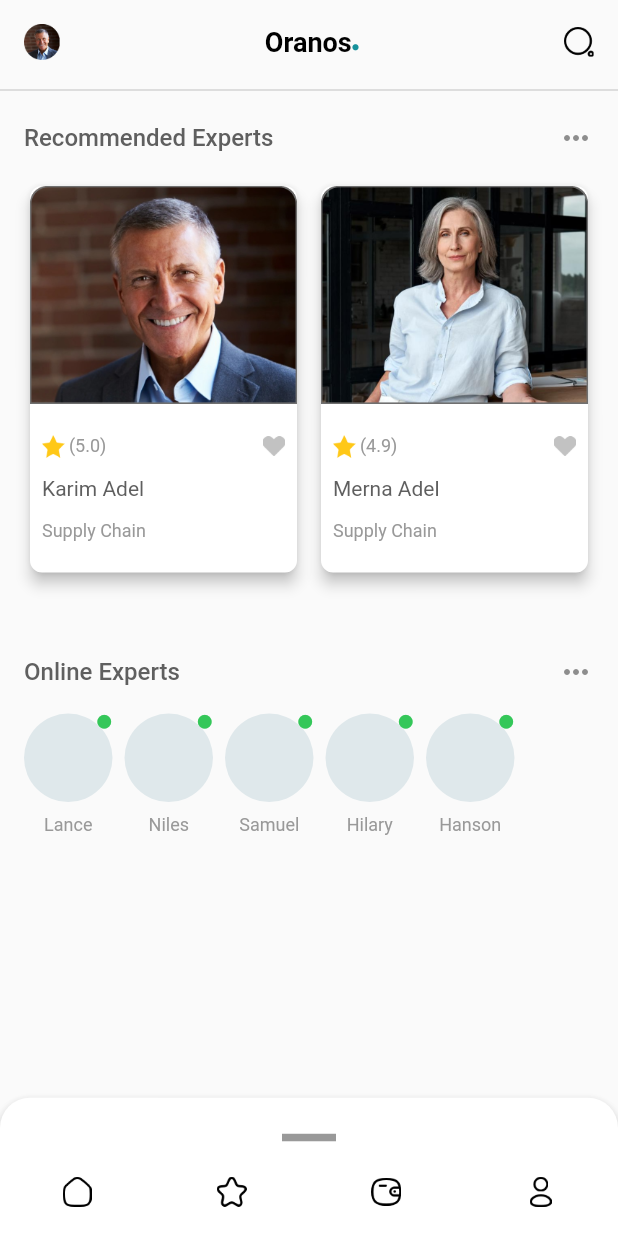
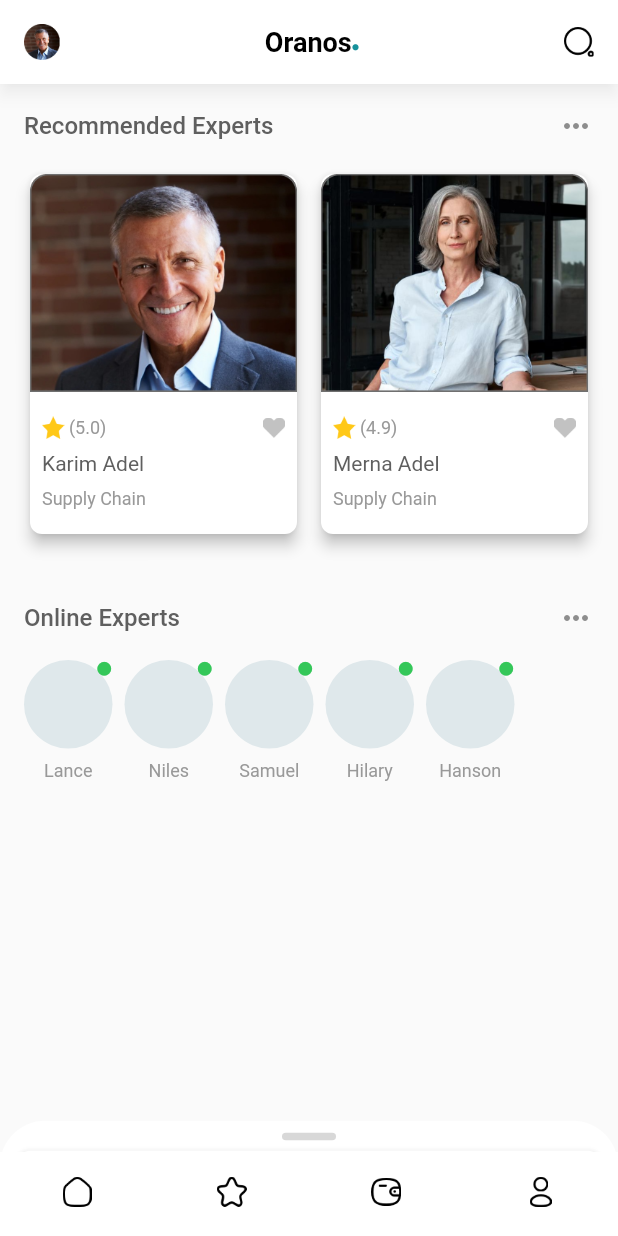
Before and after one commit to taha-elkholy/tatwar_test, a Flutter app: the HomeLayout screen opened by its route, on a phone screen of 412 x 824 dp. Run offline on Flutter 3.47's test engine with Material 2 defaults, Android fonts, the phone set to English and light mode, and no system bars; drawn by our look-alikes of persistent_bottom_nav_bar_v2.

Commit message:
enhancement of code

```diff
--- a/lib/presentation/pages/chat_page.dart
+++ b/lib/presentation/pages/chat/chat_page.dart
@@ -1,6 +1,6 @@
 import 'package:flutter/material.dart';
 import 'package:tatware_test/presentation/widgets/app_divider.dart';
-import 'package:tatware_test/presentation/widgets/chat_item.dart';
+import 'package:tatware_test/presentation/pages/chat/widgets/chat_item.dart';
 import 'package:tatware_test/utilities/app_colors.dart';
 import 'package:tatware_test/utilities/app_sizes.dart';
 import 'package:tatware_test/utilities/app_strings.dart';
@@ -28,9 +28,7 @@ class ChatPage extends StatelessWidget {
                       ),
                   itemCount: AppStrings.messages.length),
             ),
-            const Center(
-              child: RadioButtonGroup(),
-            ),
+            const RadioButtonGroup(),
             const AppDivider(),
             const _ChatTextField()
           ],
--- a/lib/presentation/pages/home/home_page.dart
+++ b/lib/presentation/pages/home/home_page.dart
@@ -2,7 +2,6 @@ import 'package:flutter/material.dart';
 import 'package:tatware_test/presentation/pages/home/widgets/home_botom_sheet.dart';
 import 'package:tatware_test/presentation/pages/home/widgets/online_experts_widget.dart';
 import 'package:tatware_test/presentation/pages/home/widgets/recommended_experts_widget.dart';
-import 'package:tatware_test/presentation/widgets/app_divider.dart';
 import 'package:tatware_test/presentation/widgets/title_widget.dart';
 import 'package:tatware_test/utilities/app_sizes.dart';
 import 'package:tatware_test/utilities/app_strings.dart';
@@ -39,13 +38,9 @@ class HomePage extends StatelessWidget {
         ],
       ),
       body: Stack(
+        fit: StackFit.expand,
         children: [
-          Column(
-            mainAxisSize: MainAxisSize.min,
-            children: [
-              const AppDivider(),
-              Expanded(
-                child: ListView(
+          ListView(
               physics: const BouncingScrollPhysics(),
               padding: const EdgeInsets.all(AppSizes.padding16),
               children: [
@@ -53,21 +48,11 @@ class HomePage extends StatelessWidget {
                   experts: AppStrings.experts,
                 ),
                 const SizedBox(
-                        height: AppSizes.space50,
+                  height: AppSizes.space40,
                 ),
                 OnlineExpertsWidget(names: AppStrings.names)
               ]),
-              ),
-            ],
-          ),
-          DraggableScrollableSheet(
-              expand: true,
-              initialChildSize: 0.12,
-              minChildSize: 0.12,
-              maxChildSize: 0.7,
-              builder: (context, scrollController) => HomeBottomSheet(
-                    scrollController: scrollController,
-                  ))
+          const HomeBottomSheet(),
         ],
       ),
     );
--- a/lib/presentation/pages/home/widgets/home_botom_sheet.dart
+++ b/lib/presentation/pages/home/widgets/home_botom_sheet.dart
@@ -5,36 +5,29 @@ import 'package:tatware_test/utilities/app_sizes.dart';
 import 'package:tatware_test/utilities/app_strings.dart';
 
 class HomeBottomSheet extends StatelessWidget {
-  const HomeBottomSheet({Key? key, required this.scrollController})
-      : super(key: key);
-  final ScrollController scrollController;
+  const HomeBottomSheet({Key? key}) : super(key: key);
 
   @override
   Widget build(BuildContext context) {
-    return BottomSheet(
-      onClosing: () {},
-      builder: (context) => ListView(
-        padding: const EdgeInsets.all(AppSizes.padding8),
-        controller: scrollController,
-        children: [
-          const SizedBox(
-            height: AppSizes.space40,
-            child: Padding(
-              padding: EdgeInsets.all(AppSizes.space16),
-              child: Align(
-                alignment: Alignment.topCenter,
-                child: SizedBox(
-                  width: AppSizes.bottomSheetIndicatorWidth,
-                  height: AppSizes.bottomSheetIndicatorHeight,
-                  child: ColoredBox(color: AppColors.lightGreyColor2),
-                ),
-              ),
-            ),
+    return DraggableScrollableSheet(
+      initialChildSize: 0.1,
+      minChildSize: 0.1,
+      maxChildSize: 0.75,
+      builder: (context, controller) => DecoratedBox(
+        decoration: const BoxDecoration(
+          color: AppColors.whiteColor,
+          borderRadius: BorderRadius.only(
+            topLeft: Radius.circular(AppSizes.radius30),
+            topRight: Radius.circular(AppSizes.radius30),
           ),
-          Expanded(
-            child: ListView.separated(
-              primary: false,
-              shrinkWrap: true,
+        ),
+        child: Stack(
+          alignment: Alignment.topCenter,
+          children: [
+            ListView.separated(
+              padding: const EdgeInsets.symmetric(
+                  horizontal: AppSizes.padding8, vertical: AppSizes.padding16),
+              controller: controller,
               itemBuilder: (context, index) =>
                   _JobItem(job: AppStrings.jobs[index]),
               separatorBuilder: (context, index) => const SizedBox(
@@ -42,8 +35,21 @@ class HomeBottomSheet extends StatelessWidget {
               ),
               itemCount: AppStrings.jobs.length,
             ),
-          ),
-        ],
+            Padding(
+              padding: const EdgeInsets.only(
+                  top: AppSizes.padding8, bottom: AppSizes.padding16),
+              child: SizedBox(
+                width: AppSizes.bottomSheetIndicatorWidth,
+                height: AppSizes.bottomSheetIndicatorHeight,
+                child: DecoratedBox(
+                  decoration: BoxDecoration(
+                      color: AppColors.scrollableSheetIndicatorColor,
+                      borderRadius: BorderRadius.circular(AppSizes.radius12)),
+                ),
+              ),
+            ),
+          ],
+        ),
       ),
     );
   }
--- a/lib/presentation/pages/home/widgets/recommended_experts_widget.dart
+++ b/lib/presentation/pages/home/widgets/recommended_experts_widget.dart
@@ -38,7 +38,7 @@ class RecommendedExpertsWidget extends StatelessWidget {
           shrinkWrap: true,
           gridDelegate: const SliverGridDelegateWithFixedCrossAxisCount(
               crossAxisCount: 2,
-              childAspectRatio: 0.7,
+              childAspectRatio: 0.75,
               crossAxisSpacing: AppSizes.space8,
               mainAxisSpacing: AppSizes.space8),
           itemBuilder: (context, index) =>
--- a/lib/presentation/pages/get_start_page.dart
+++ b/lib/presentation/pages/start/get_start_page.dart
@@ -1,6 +1,6 @@
 import 'package:flutter/material.dart';
 import 'package:tatware_test/presentation/widgets/app_elevated_button.dart';
-import 'package:tatware_test/presentation/widgets/locale_widget.dart';
+import 'package:tatware_test/presentation/pages/start/widgets/locale_widget.dart';
 import 'package:tatware_test/utilities/app_sizes.dart';
 import 'package:tatware_test/utilities/app_strings.dart';
 import 'package:tatware_test/utilities/router/app_routes.dart';
--- a/lib/presentation/pages/start_page.dart
+++ b/lib/presentation/pages/start/start_page.dart
@@ -1,6 +1,6 @@
 import 'package:flutter/material.dart';
+import 'package:tatware_test/presentation/pages/start/widgets/locale_widget.dart';
 import 'package:tatware_test/presentation/widgets/app_elevated_button.dart';
-import 'package:tatware_test/presentation/widgets/locale_widget.dart';
 import 'package:tatware_test/presentation/widgets/title_widget.dart';
 import 'package:tatware_test/utilities/app_colors.dart';
 import 'package:tatware_test/utilities/app_sizes.dart';
@@ -14,7 +14,6 @@ class StartPage extends StatelessWidget {
   Widget build(BuildContext context) {
     return Scaffold(
       extendBodyBehindAppBar: true,
-      appBar: AppBar(),
       body: Stack(
         alignment: Alignment.center,
         children: [
--- a/lib/utilities/app_colors.dart
+++ b/lib/utilities/app_colors.dart
@@ -12,4 +12,5 @@ class AppColors {
   static const Color lightGreyColor2 = Color(0xff999999);
   static const Color inActiveCheckColor = Color(0xffcfd9de);
   static const Color circularAvatarColor = Color(0xffdfe8eb);
+  static const Color scrollableSheetIndicatorColor = Color(0xffD8D8D8);
 }
--- a/lib/utilities/app_sizes.dart
+++ b/lib/utilities/app_sizes.dart
@@ -46,7 +46,6 @@ class AppSizes {
   static const double chatItemMinHeight = 48.0;
   static const double horizontalListHeight = 120.0;
   static const double cardHeight = 242.0;
-  static const double cardWidth = 185.0;
 
   // images
   static const double pathWidth = 236.0;
@@ -62,7 +61,8 @@ class AppSizes {
 
   // Radius
   static const double radius8 = 8.0;
-  static const double radius20 = 20.0;
+  static const double radius12 = 12.0;
+  static const double radius30 = 30.0;
 
   // Stroke Thickness
   static const double stroke05 = 0.5;
--- a/lib/utilities/app_theme.dart
+++ b/lib/utilities/app_theme.dart
@@ -6,15 +6,16 @@ import 'package:tatware_test/utilities/app_sizes.dart';
 class AppTheme {
   static ThemeData appThemeLight = ThemeData(
     primaryColor: AppColors.primaryColor,
-    appBarTheme: const AppBarTheme(
-      backgroundColor: Colors.transparent,
+    appBarTheme: AppBarTheme(
+      backgroundColor: AppColors.whiteColor,
       centerTitle: true,
-      elevation: AppSizes.zeroElevation,
-      titleTextStyle: TextStyle(
+      elevation: AppSizes.elevation4,
+      shadowColor: AppColors.blackColor.withOpacity(0.25),
+      titleTextStyle: const TextStyle(
           color: AppColors.blackColor,
           fontSize: AppSizes.textSize18,
           fontWeight: FontWeight.bold),
-      systemOverlayStyle: SystemUiOverlayStyle(
+      systemOverlayStyle: const SystemUiOverlayStyle(
           statusBarColor: Colors.transparent,
           statusBarIconBrightness: Brightness.dark),
     ),
@@ -63,8 +64,8 @@ class AppTheme {
       backgroundColor: AppColors.whiteColor,
       shape: RoundedRectangleBorder(
         borderRadius: BorderRadius.only(
-          topLeft: Radius.circular(AppSizes.radius20),
-          topRight: Radius.circular(AppSizes.radius20),
+          topLeft: Radius.circular(AppSizes.radius30),
+          topRight: Radius.circular(AppSizes.radius30),
         ),
       ),
     ),
--- a/lib/utilities/router/app_router.dart
+++ b/lib/utilities/router/app_router.dart
@@ -1,8 +1,8 @@
 import 'package:flutter/material.dart';
 import 'package:tatware_test/presentation/home_layout.dart';
-import 'package:tatware_test/presentation/pages/chat_page.dart';
-import 'package:tatware_test/presentation/pages/get_start_page.dart';
-import 'package:tatware_test/presentation/pages/start_page.dart';
+import 'package:tatware_test/presentation/pages/chat/chat_page.dart';
+import 'package:tatware_test/presentation/pages/start/get_start_page.dart';
+import 'package:tatware_test/presentation/pages/start/start_page.dart';
 import 'package:tatware_test/utilities/router/app_routes.dart';
 
 Route<dynamic>? onGenerateRoute(RouteSettings settings) {
```
Also changed, not shown: lib/presentation/pages/chat/widgets/chat_item.dart (renamed from lib/presentation/widgets/chat_item.dart), lib/presentation/pages/start/widgets/locale_widget.dart (renamed from lib/presentation/widgets/locale_widget.dart). Lines whose indentation alone changed are shown as unchanged.
